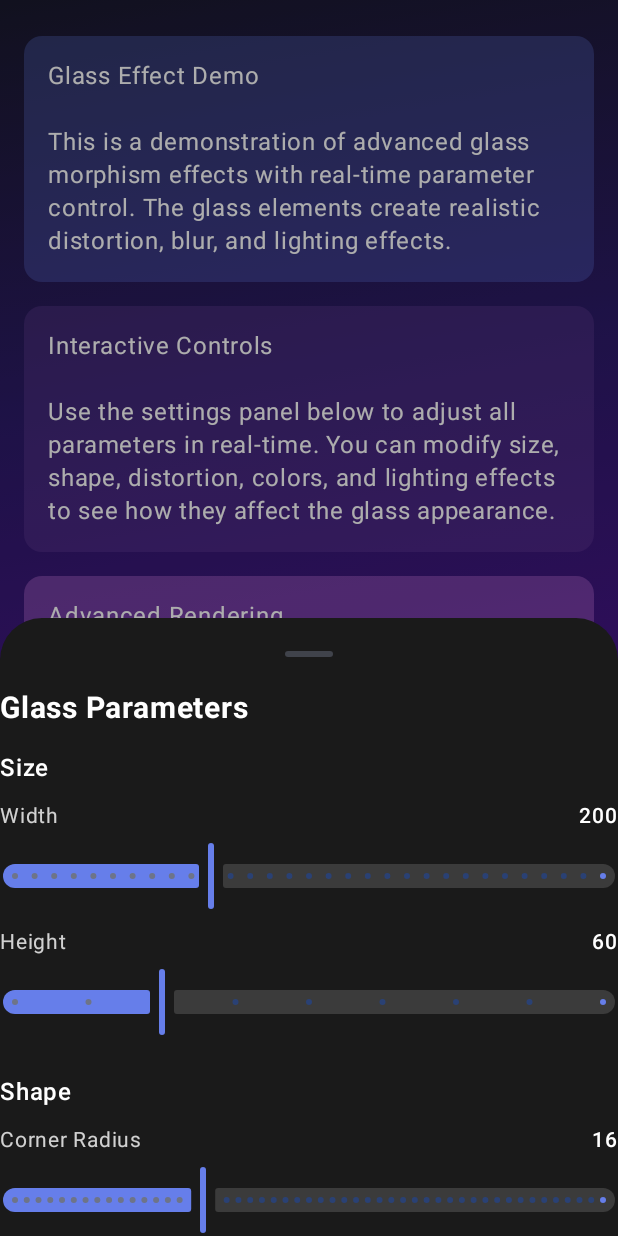
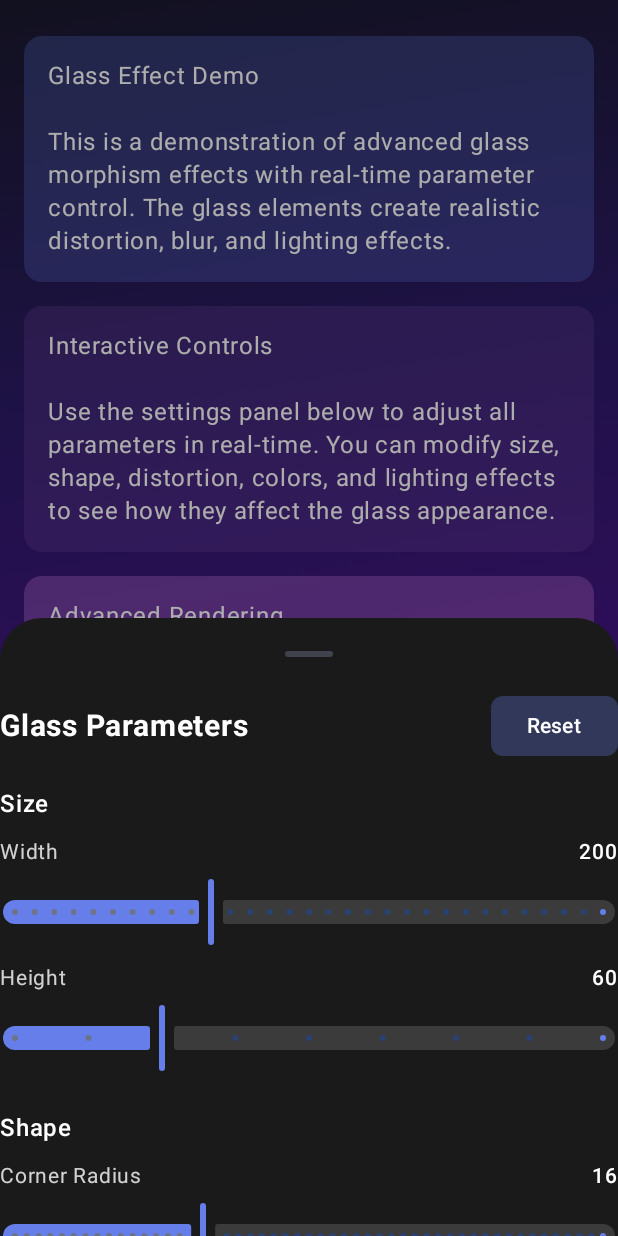
Before and after one commit to xavigsm10/RayMusic, an Android app built with Jetpack Compose: the screen it shows after launch (MainActivity), after a tap on "Settings", on a phone screen of 412 x 824 dp. Run offline under Robolectric (Android 15) with nearby library versions, the phone set to English and light mode, and no system bars.

Commit message:
add reset button

```diff
--- a/app/src/main/java/com/mrtdk/liquid_glass/GlassBox.kt
+++ b/app/src/main/java/com/mrtdk/liquid_glass/GlassBox.kt
@@ -59,7 +59,6 @@ data class GlassElement(
     val cornerRadius: Float,
     val elevation: Float,
     val tint: Color,
-    val lightness: Float,
     val darkness: Float,
 )
 
@@ -71,7 +70,6 @@ interface GlassScope {
         shape: CornerBasedShape,
         elevation: Dp = 0.dp,
         tint: Color = Color.Transparent,
-        lightness: Float = 0f,
         darkness: Float = 0f,
     ): Modifier
 }
@@ -96,7 +94,6 @@ private class GlassScopeImpl(private val density: Density) : GlassScope {
         shape: CornerBasedShape,
         elevation: Dp,
         tint: Color,
-        lightness: Float,
         darkness: Float,
     ): Modifier = this
         .background(color = Color.Transparent, shape = shape)
@@ -117,7 +114,6 @@ private class GlassScopeImpl(private val density: Density) : GlassScope {
                 centerDistortion = centerDistortion,
                 elevation = with(density) { elevation.toPx() },
                 tint = tint,
-                lightness = lightness,
                 darkness = darkness,
             )
 
@@ -162,7 +158,6 @@ fun GlassContainer(
                 val elevations = FloatArray(maxElements)
                 val centerDistortions = FloatArray(maxElements)
                 val tints = FloatArray(maxElements * 4) // r,g,b,a values
-                val lightness = FloatArray(maxElements)
                 val darkness = FloatArray(maxElements)
 
                 for (i in 0 until minOf(elements.size, maxElements)) {
@@ -182,7 +177,6 @@ fun GlassContainer(
                     tints[i * 4 + 2] = element.tint.blue
                     tints[i * 4 + 3] = element.tint.alpha
 
-                    lightness[i] = element.lightness
                     darkness[i] = element.darkness
                 }
 
@@ -193,7 +187,6 @@ fun GlassContainer(
                 shader.setFloatUniform("elevations", elevations)
                 shader.setFloatUniform("centerDistortions", centerDistortions)
                 shader.setFloatUniform("glassTints", tints)
-                shader.setFloatUniform("glassLightness", lightness)
                 shader.setFloatUniform("glassDarkness", darkness)
 
                 if (elements.isNotEmpty()) {
@@ -226,7 +219,6 @@ private val GLASS_DISPLACEMENT_SHADER = """
     uniform float elevations[10];
     uniform float centerDistortions[10];
     uniform float glassTints[40]; // 10 elements * 4 components (r,g,b,a)
-    uniform float glassLightness[10];
     uniform float glassDarkness[10];
 
     // Calculate lens effect using UV scaling
@@ -357,7 +349,6 @@ private val GLASS_DISPLACEMENT_SHADER = """
         float shadowAlpha = 0.0;
         float rimHighlight = 0.0;
         float4 tintColor = float4(0.0);
-        float lightnessEffect = 0.0;
         float darknessEffect = 0.0;
 
         // Apply lens effects and calculate elevation shadows for each glass element
@@ -411,27 +402,13 @@ private val GLASS_DISPLACEMENT_SHADER = """
                     tintColor = mix(tintColor, elementTint, elementTint.a);
                 }
 
-                // Apply lightness and darkness effects with different distribution patterns
-                float currentLightness = glassLightness[i];
+                // Apply darkness effects
                 float currentDarkness = glassDarkness[i];
-
-                float minDimension = min(halfSize.x, halfSize.y);
-                float maxRadius = minDimension * 0.8; // 80% of element's smaller dimension
-
-                // LIGHTNESS: Radiates from center outward
-                if (currentLightness > 0.0) {
-                    float distanceFromCenter = length(localCoord);
-                    float normalizedDistance = distanceFromCenter / maxRadius;
-                    normalizedDistance = clamp(normalizedDistance, 0.0, 1.0);
-
-                    // Maximum intensity at center, fades outward
-                    float lightnessIntensity = 1.0 - normalizedDistance;
-                    lightnessIntensity = smoothstep(0.0, 1.0, lightnessIntensity);
-                    lightnessEffect = max(lightnessEffect, currentLightness * lightnessIntensity);
-                }
 
                 // DARKNESS: Emanates from edges inward
                 if (currentDarkness > 0.0) {
+                    float minDimension = min(halfSize.x, halfSize.y);
+                    float maxRadius = minDimension * 0.8; // 80% of element's smaller dimension
                     float distanceFromEdge = abs(sdf);
 
                     if (distanceFromEdge < maxRadius) {
@@ -450,11 +427,6 @@ private val GLASS_DISPLACEMENT_SHADER = """
         // Apply tint color blending
         if (tintColor.a > 0.0) {
             color.rgb = mix(color.rgb, tintColor.rgb, tintColor.a * 0.5);
-        }
-
-        // Apply lightness effect (brightening)
-        if (lightnessEffect > 0.0) {
-            color.rgb = mix(color.rgb, float3(1.0), lightnessEffect * 0.5);
         }
 
         // Apply darkness effect (darkening)
@@ -565,7 +537,6 @@ fun GlassContainerPreview() {
                 centerDistortion = 0.5f,
                 shape = RoundedCornerShape(16.dp),
                 elevation = 8.dp,
-                lightness = 0.5f,
                 darkness = 0.5f,
             )
 
@@ -577,7 +548,6 @@ fun GlassContainerPreview() {
                 elevation = 6.dp,
                 tint = Color.Red.copy(alpha = 0.1f),
                 darkness = 0.3f,
-                lightness = 1f,
             )
 
             Row(
--- a/app/src/main/java/com/mrtdk/liquid_glass/MainActivity.kt
+++ b/app/src/main/java/com/mrtdk/liquid_glass/MainActivity.kt
@@ -89,14 +89,30 @@ fun GlassBoxDemo() {
     var tintGreen by remember { mutableFloatStateOf(128f) } // 0.5 * 255
     var tintBlue by remember { mutableFloatStateOf(204f) } // 0.8 * 255
     var tintAlpha by remember { mutableFloatStateOf(77f) } // 0.3 * 255
-    var lightness by remember { mutableFloatStateOf(0f) }
     var darkness by remember { mutableFloatStateOf(0f) }
 
     // Alignment state: 0 = Start, 1 = Center, 2 = End
-    val alignment by remember { mutableIntStateOf(1) }
+    var alignment by remember { mutableIntStateOf(1) }
 
     // Show bottom sheet state
     var showBottomSheet by remember { mutableStateOf(false) }
+
+    // Reset function to default values
+    fun resetToDefaults() {
+        buttonWidth = 200f
+        buttonHeight = 60f
+        cornerRadius = 16f
+        blur = 0f
+        scale = 0.3f
+        distortion = 0f
+        elevation = 8f
+        tintRed = 51f  // 0.2 * 255
+        tintGreen = 128f  // 0.5 * 255
+        tintBlue = 204f  // 0.8 * 255
+        tintAlpha = 77f  // 0.3 * 255
+        darkness = 0f
+        alignment = 1  // Center
+    }
 
     Box(
         modifier = Modifier
@@ -152,7 +168,6 @@ fun GlassBoxDemo() {
                     tintGreen = tintGreen,
                     tintBlue = tintBlue,
                     tintAlpha = tintAlpha,
-                    lightness = lightness,
                     darkness = darkness
                 )
             }
@@ -187,7 +202,7 @@ fun GlassBoxDemo() {
                         .fillMaxWidth()
                         .verticalScroll(rememberScrollState())
                 ) {
-                    Header()
+                    Header(onResetClick = ::resetToDefaults)
 
                     Spacer(modifier = Modifier.height(16.dp))
 
@@ -235,7 +250,10 @@ fun GlassBoxDemo() {
                         steps = 49
                     )
 
-                    AlignmentSelector(alignment)
+                    AlignmentSelector(
+                        alignment = alignment,
+                        onAlignmentChange = { alignment = it }
+                    )
 
                     Spacer(modifier = Modifier.height(16.dp))
 
@@ -278,14 +296,6 @@ fun GlassBoxDemo() {
                         onValueChange = { elevation = it },
                         valueRange = 0f..24f,
                         steps = 23
-                    )
-
-                    SliderWithLabel(
-                        label = "Lightness",
-                        value = lightness,
-                        onValueChange = { lightness = it },
-                        valueRange = 0f..1f,
-                        steps = 19
                     )
 
                     SliderWithLabel(
@@ -407,9 +417,9 @@ private fun DemoImages() {
                 .clip(RoundedCornerShape(12.dp))
                 .then(
                     when (index) {
-                        0 -> GridImageModifier()
-                        1 -> BlackBackgroundModifier()
-                        else -> RainbowGradientModifier()
+                        0 -> gridImageModifier()
+                        1 -> blackBackgroundModifier()
+                        else -> rainbowGradientModifier()
                     }
                 )
         ) {
@@ -420,8 +430,7 @@ private fun DemoImages() {
     }
 }
 
-@Composable
-private fun GridImageModifier(): Modifier {
+private fun gridImageModifier(): Modifier {
     return Modifier
         .background(Color.White, RoundedCornerShape(12.dp))
         .drawBehind {
@@ -453,16 +462,14 @@ private fun GridImageModifier(): Modifier {
         }
 }
 
-@Composable
-private fun BlackBackgroundModifier(): Modifier {
+private fun blackBackgroundModifier(): Modifier {
     return Modifier.background(
         Color.Black,
         RoundedCornerShape(12.dp)
     )
 }
 
-@Composable
-private fun RainbowGradientModifier(): Modifier {
+private fun rainbowGradientModifier(): Modifier {
     return Modifier.background(
         Brush.linearGradient(
             colors = listOf(
@@ -561,7 +568,6 @@ private fun GlassBoxScope.GlassButton(
     tintGreen: Float,
     tintBlue: Float,
     tintAlpha: Float,
-    lightness: Float,
     darkness: Float
 ) {
     val buttonAlignment = when (alignment) {
@@ -590,7 +596,6 @@ private fun GlassBoxScope.GlassButton(
                     tintBlue / 255f,
                     tintAlpha / 255f
                 ),
-                lightness = lightness,
                 darkness = darkness
             ),
         contentPadding = PaddingValues(0.dp)
@@ -605,7 +610,7 @@ private fun GlassBoxScope.GlassButton(
 }
 
 @Composable
-private fun Header() {
+private fun Header(onResetClick: () -> Unit) {
     Row(
         modifier = Modifier.fillMaxWidth(),
         horizontalArrangement = Arrangement.SpaceBetween,
@@ -617,12 +622,28 @@ private fun Header() {
             fontSize = 20.sp,
             fontWeight = FontWeight.Bold
         )
+        Button(
+            onClick = onResetClick,
+            colors = ButtonDefaults.buttonColors(
+                containerColor = Color(0xFF667eea).copy(alpha = 0.3f),
+                contentColor = Color.White
+            ),
+            shape = RoundedCornerShape(8.dp)
+        ) {
+            Text(
+                "Reset",
+                fontSize = 14.sp,
+                fontWeight = FontWeight.Medium
+            )
+        }
     }
 }
 
 @Composable
-private fun AlignmentSelector(alignment: Int) {
-    var alignment1 = alignment
+private fun AlignmentSelector(
+    alignment: Int,
+    onAlignmentChange: (Int) -> Unit
+) {
     Text("Alignment", color = Color.White, fontSize = 14.sp)
     Spacer(modifier = Modifier.height(4.dp))
     Row(
@@ -631,9 +652,9 @@ private fun AlignmentSelector(alignment: Int) {
     ) {
         listOf("Start", "Center", "End").forEachIndexed { index, label ->
             FilterChip(
-                onClick = { alignment1 = index },
+                onClick = { onAlignmentChange(index) },
                 label = { Text(label) },
-                selected = alignment1 == index,
+                selected = alignment == index,
                 colors = FilterChipDefaults.filterChipColors(
                     selectedContainerColor = Color(0xFF667eea)
                 )
```
